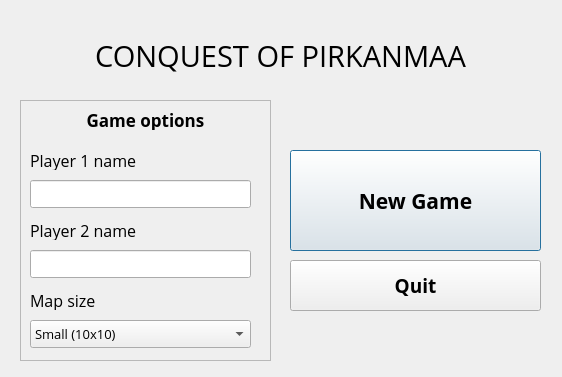
This is Game/mainmenu.ui in AntonKaara/course-project-game as Qt 5 draws it before an edit. The edited form follows.
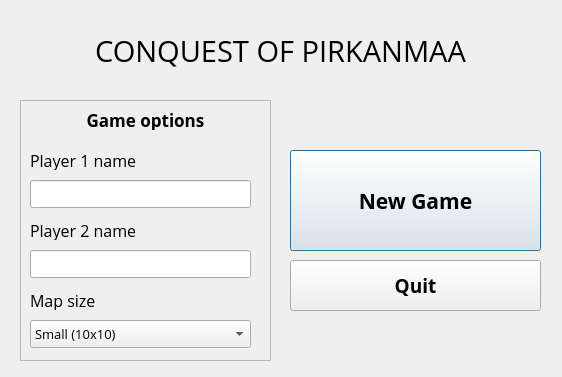
This is the edited form.

```diff
--- a/Game/mainmenu.ui
+++ b/Game/mainmenu.ui
@@ -74,7 +74,7 @@
      <x>20</x>
      <y>10</y>
      <width>521</width>
-     <height>91</height>
+     <height>81</height>
     </rect>
    </property>
    <property name="font">
```
